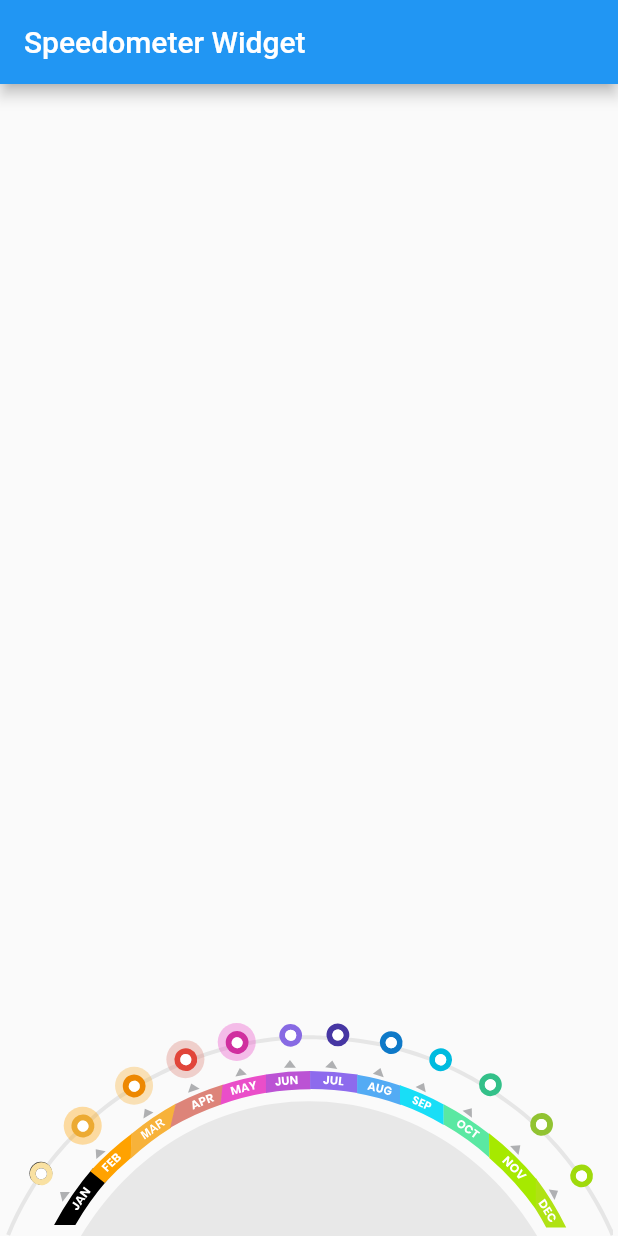
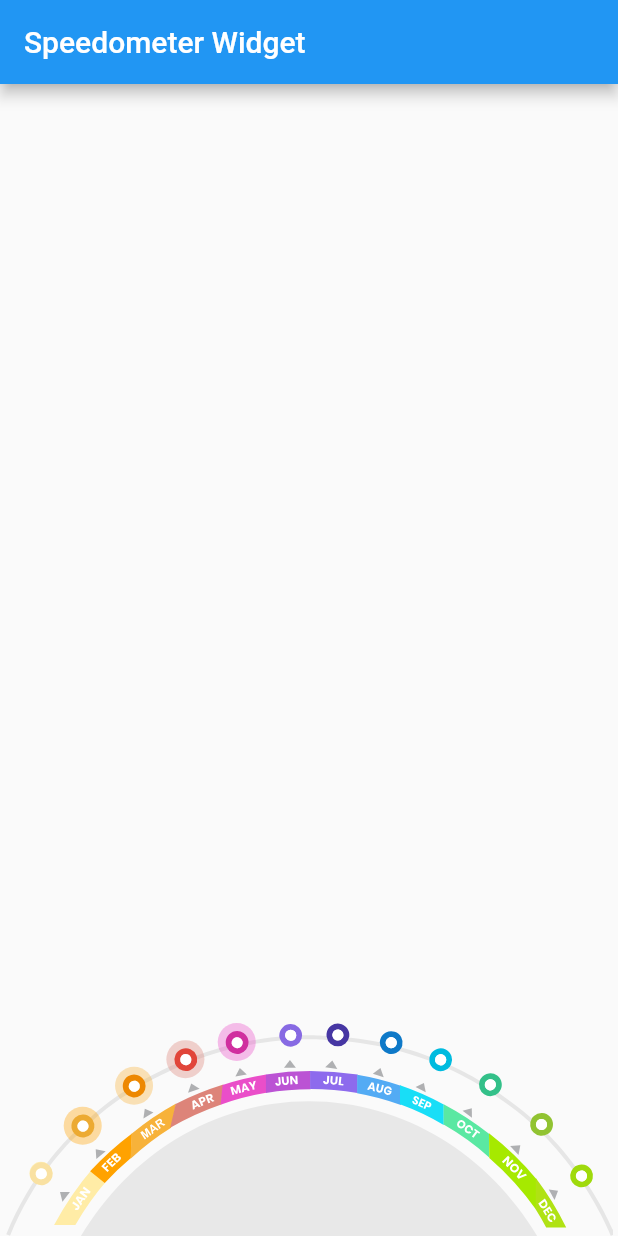
Before and after one commit to Dbone29/flutter_speedometer_widget, a Flutter app: the screen it shows after launch, on a phone screen of 412 x 824 dp. Run offline on Flutter 3.47's test engine with Material 2 defaults, Android fonts, the light colour scheme and no system bars.

Commit message:
Update main.dart

```diff
--- a/lib/main.dart
+++ b/lib/main.dart
@@ -20,7 +20,7 @@ class MyApp extends StatelessWidget {
   bool isPlaying10 = false;
   bool isPlaying11 = false;
 
-  Color janColor = Color.fromARGB(255, 0, 0, 0);
+  Color janColor = Color.fromARGB(255, 255, 236, 166);
   Color febColor = Color.fromARGB(255, 255, 162, 0);
   Color marColor = Color.fromARGB(255, 247, 178, 58);
   Color aprColor = Color(0xDD8479);
```
